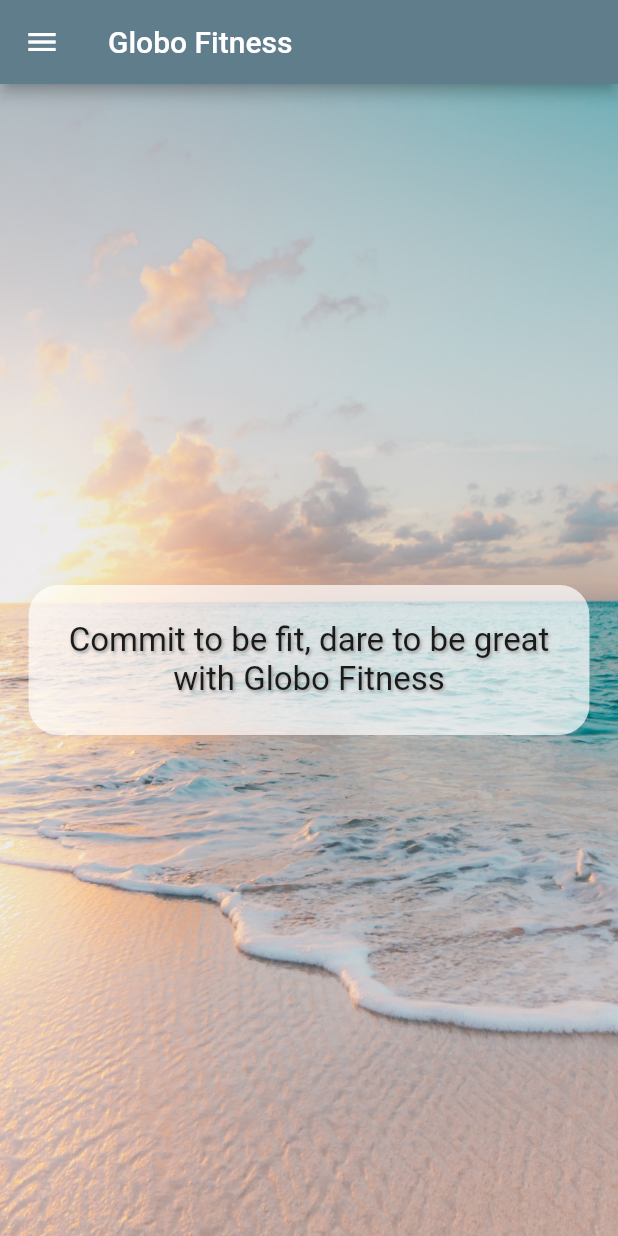
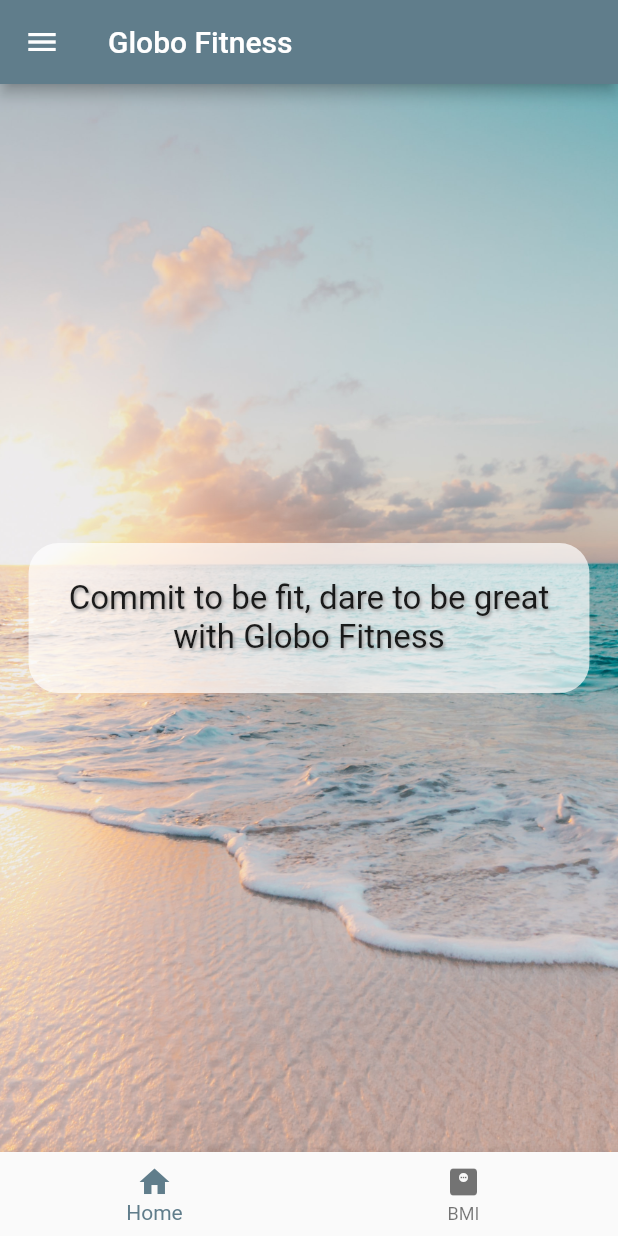
Before and after one commit to ClaudioSviluppo/global_fitness, a Flutter app: the screen it shows after launch, on a phone screen of 412 x 824 dp. Run offline on Flutter 3.47's test engine with Material 2 defaults, Android fonts, the phone set to English and light mode, and no system bars.

```diff
--- a/lib/main.dart
+++ b/lib/main.dart
@@ -1,4 +1,5 @@
 import 'package:flutter/material.dart';
+import 'package:global_fitness/screens/bmi_screen.dart';
 import 'package:global_fitness/screens/intro_screen.dart';
 
 void main() {
@@ -11,7 +12,12 @@ class GlobeApp extends StatelessWidget {
   @override
   Widget build(BuildContext context) {
     return MaterialApp(
-        theme: ThemeData(primarySwatch: Colors.blueGrey),
-        home: const IntroScreen()); //Material App
+      theme: ThemeData(primarySwatch: Colors.blueGrey),
+      routes: {
+        '/': (context) => const IntroScreen(),
+        '/bmi': (context) => const BmiScreen(),
+      },
+      initialRoute: '/',
+    );
   }
 }
--- a/lib/screens/bmi_screen.dart
+++ b/lib/screens/bmi_screen.dart
@@ -1,4 +1,5 @@
 import 'package:flutter/material.dart';
+import 'package:global_fitness/shared/menu_bottom.dart';
 import 'package:global_fitness/shared/menu_drawer.dart';
 
 class BmiScreen extends StatelessWidget {
@@ -8,6 +9,7 @@ class BmiScreen extends StatelessWidget {
   Widget build(BuildContext context) {
     return Scaffold(
       appBar: AppBar(title: const Text('BMI Calculator')),
+      bottomNavigationBar: const MenuBottom(),
       drawer: const MenuDrawer(),
       body: const Center(child: FlutterLogo()),
     );
--- a/lib/screens/intro_screen.dart
+++ b/lib/screens/intro_screen.dart
@@ -1,4 +1,5 @@
 import 'package:flutter/material.dart';
+import '../shared/menu_bottom.dart';
 import '../shared/menu_drawer.dart';
 
 class IntroScreen extends StatelessWidget {
@@ -8,13 +9,14 @@ class IntroScreen extends StatelessWidget {
   Widget build(BuildContext context) {
     return Scaffold(
       appBar: AppBar(title: const Text('Globo Fitness')),
-      drawer: MenuDrawer(),
+      drawer: const MenuDrawer(),
+      bottomNavigationBar: const MenuBottom(),
       body: Container(
         decoration: const BoxDecoration(
             image: DecorationImage(
-              image: AssetImage('assets/beach.jpg'),
-              fit: BoxFit.cover,
-            )),
+          image: AssetImage('assets/beach.jpg'),
+          fit: BoxFit.cover,
+        )),
         child: Center(
             child: Container(
                 padding: const EdgeInsets.all(24),
--- /dev/null
+++ b/lib/shared/menu_bottom.dart
@@ -0,0 +1,30 @@
+import 'package:flutter/material.dart';
+
+class MenuBottom extends StatelessWidget {
+  const MenuBottom({
+    Key? key,
+  }) : super(key: key);
+
+  @override
+  Widget build(BuildContext context) {
+    return BottomNavigationBar(
+      onTap: (int index) {
+        switch (index) {
+          case 0:
+            Navigator.pushNamed(
+                context, '/'); //PAsso context e name of the root
+            break;
+          case 1:
+            Navigator.pushNamed(context, '/bmi');
+            break;
+
+        }
+      },
+      items: const [
+        BottomNavigationBarItem(icon: Icon(Icons.home), label: 'Home'),
+        BottomNavigationBarItem(
+            icon: Icon(Icons.monitor_weight), label: 'BMI')
+      ],
+    );
+  }
+}
```
